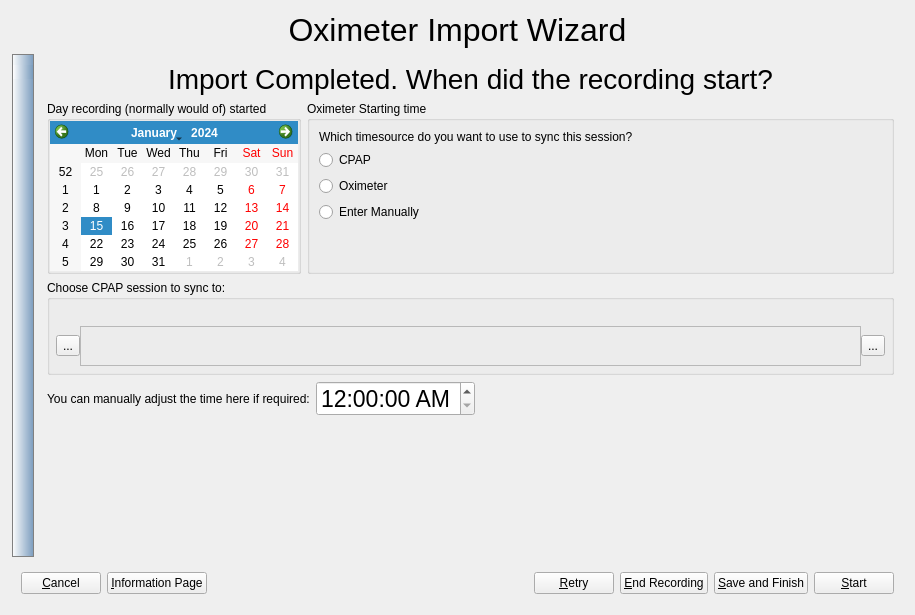
First picture: the form in sleepyhead/oximeterimport.ui, repository sbonaime/sleepyhead-code., before the edit.
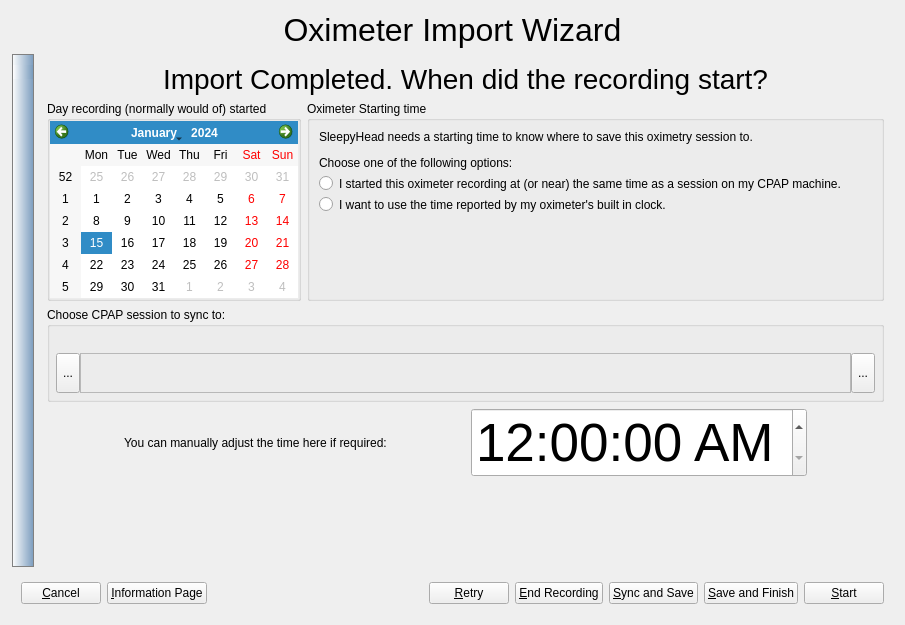
Second picture: the form after the edit. The open tabs and pages were chosen to show the change. Icons and pictures are not drawn.

Commit message: Oximeter sync page UI stuff

```diff
--- a/sleepyhead/oximeterimport.ui
+++ b/sleepyhead/oximeterimport.ui
@@ -6,8 +6,8 @@
    <rect>
     <x>0</x>
     <y>0</y>
-    <width>915</width>
-    <height>615</height>
+    <width>905</width>
+    <height>625</height>
    </rect>
   </property>
   <property name="windowTitle">
@@ -1312,11 +1312,17 @@
            <item>
             <widget class="QGroupBox" name="groupBox_2">
              <property name="sizePolicy">
-              <sizepolicy hsizetype="Minimum" vsizetype="Preferred">
+              <sizepolicy hsizetype="Minimum" vsizetype="Fixed">
                <horstretch>0</horstretch>
                <verstretch>0</verstretch>
               </sizepolicy>
              </property>
+             <property name="minimumSize">
+              <size>
+               <width>0</width>
+               <height>200</height>
+              </size>
+             </property>
              <property name="title">
               <string>Day recording (normally would of) started</string>
              </property>
@@ -1334,7 +1340,14 @@
                <number>0</number>
               </property>
               <item>
-               <widget class="QCalendarWidget" name="calendarWidget"/>
+               <widget class="QCalendarWidget" name="calendarWidget">
+                <property name="sizePolicy">
+                 <sizepolicy hsizetype="Preferred" vsizetype="Preferred">
+                  <horstretch>0</horstretch>
+                  <verstretch>0</verstretch>
+                 </sizepolicy>
+                </property>
+               </widget>
               </item>
              </layout>
             </widget>
@@ -1342,16 +1355,67 @@
            <item>
             <widget class="QGroupBox" name="groupBox_3">
              <property name="sizePolicy">
-              <sizepolicy hsizetype="Expanding" vsizetype="Preferred">
+              <sizepolicy hsizetype="Expanding" vsizetype="Fixed">
                <horstretch>1</horstretch>
                <verstretch>0</verstretch>
               </sizepolicy>
              </property>
+             <property name="minimumSize">
+              <size>
+               <width>0</width>
+               <height>200</height>
+              </size>
+             </property>
              <property name="title">
               <string>Oximeter Starting time</string>
              </property>
-             <layout class="QVBoxLayout" name="verticalLayout_13">
-              <item>
+             <layout class="QGridLayout" name="gridLayout">
+              <item row="2" column="1">
+               <widget class="QLabel" name="labelSyncOximeter">
+                <property name="sizePolicy">
+                 <sizepolicy hsizetype="MinimumExpanding" vsizetype="Preferred">
+                  <horstretch>0</horstretch>
+                  <verstretch>0</verstretch>
+                 </sizepolicy>
+                </property>
+                <property name="text">
+                 <string>I want to use the time reported by my oximeter's built in clock.</string>
+                </property>
+                <property name="wordWrap">
+                 <bool>true</bool>
+                </property>
+               </widget>
+              </item>
+              <item row="1" column="1">
+               <widget class="QLabel" name="labelSyncCPAP">
+                <property name="sizePolicy">
+                 <sizepolicy hsizetype="MinimumExpanding" vsizetype="Preferred">
+                  <horstretch>0</horstretch>
+                  <verstretch>0</verstretch>
+                 </sizepolicy>
+                </property>
+                <property name="text">
+                 <string>I started this oximeter recording at (or near) the same time as a session on my CPAP machine.</string>
+                </property>
+                <property name="wordWrap">
+                 <bool>true</bool>
+                </property>
+               </widget>
+              </item>
+              <item row="1" column="0">
+               <widget class="QRadioButton" name="radioSyncCPAP">
+                <property name="sizePolicy">
+                 <sizepolicy hsizetype="Fixed" vsizetype="Fixed">
+                  <horstretch>0</horstretch>
+                  <verstretch>0</verstretch>
+                 </sizepolicy>
+                </property>
+                <property name="text">
+                 <string/>
+                </property>
+               </widget>
+              </item>
+              <item row="0" column="0" colspan="2">
                <widget class="QLabel" name="label_9">
                 <property name="sizePolicy">
                  <sizepolicy hsizetype="Preferred" vsizetype="Minimum">
@@ -1360,7 +1424,7 @@
                  </sizepolicy>
                 </property>
                 <property name="text">
-                 <string>Which timesource do you want to use to sync this session?</string>
+                 <string>&lt;html&gt;&lt;head/&gt;&lt;body&gt;&lt;p&gt;SleepyHead needs a starting time to know where to save this oximetry session to.&lt;/p&gt;&lt;p&gt;Choose one of the following options:&lt;/p&gt;&lt;/body&gt;&lt;/html&gt;</string>
                 </property>
                 <property name="alignment">
                  <set>Qt::AlignLeading|Qt::AlignLeft|Qt::AlignTop</set>
@@ -1370,28 +1434,7 @@
                 </property>
                </widget>
               </item>
-              <item>
-               <widget class="QRadioButton" name="radioSyncCPAP">
-                <property name="text">
-                 <string>CPAP</string>
-                </property>
-               </widget>
-              </item>
-              <item>
-               <widget class="QRadioButton" name="radioSyncOximeter">
-                <property name="text">
-                 <string>Oximeter</string>
-                </property>
-               </widget>
-              </item>
-              <item>
-               <widget class="QRadioButton" name="radioSyncManually">
-                <property name="text">
-                 <string>Enter Manually</string>
-                </property>
-               </widget>
-              </item>
-              <item>
+              <item row="3" column="1">
                <spacer name="verticalSpacer_4">
                 <property name="orientation">
                  <enum>Qt::Vertical</enum>
@@ -1404,6 +1447,19 @@
                 </property>
                </spacer>
               </item>
+              <item row="2" column="0">
+               <widget class="QRadioButton" name="radioSyncOximeter">
+                <property name="sizePolicy">
+                 <sizepolicy hsizetype="Fixed" vsizetype="Fixed">
+                  <horstretch>0</horstretch>
+                  <verstretch>0</verstretch>
+                 </sizepolicy>
+                </property>
+                <property name="text">
+                 <string/>
+                </property>
+               </widget>
+              </item>
              </layout>
             </widget>
            </item>
@@ -1411,6 +1467,12 @@
          </item>
          <item>
           <widget class="QGroupBox" name="syncCPAPGroup">
+           <property name="sizePolicy">
+            <sizepolicy hsizetype="Preferred" vsizetype="Fixed">
+             <horstretch>0</horstretch>
+             <verstretch>0</verstretch>
+            </sizepolicy>
+           </property>
            <property name="title">
             <string>Choose CPAP session to sync to:</string>
            </property>
@@ -1444,6 +1506,12 @@
               </property>
               <item>
                <widget class="QToolButton" name="sessionBackButton">
+                <property name="sizePolicy">
+                 <sizepolicy hsizetype="Fixed" vsizetype="Expanding">
+                  <horstretch>0</horstretch>
+                  <verstretch>0</verstretch>
+                 </sizepolicy>
+                </property>
                 <property name="text">
                  <string>...</string>
                 </property>
@@ -1461,6 +1529,12 @@
                   <height>40</height>
                  </size>
                 </property>
+                <property name="maximumSize">
+                 <size>
+                  <width>16777215</width>
+                  <height>40</height>
+                 </size>
+                </property>
                 <property name="frameShape">
                  <enum>QFrame::StyledPanel</enum>
                 </property>
@@ -1471,6 +1545,12 @@
               </item>
               <item>
                <widget class="QToolButton" name="sessionForwardButton">
+                <property name="sizePolicy">
+                 <sizepolicy hsizetype="Fixed" vsizetype="Expanding">
+                  <horstretch>0</horstretch>
+                  <verstretch>0</verstretch>
+                 </sizepolicy>
+                </property>
                 <property name="text">
                  <string>...</string>
                 </property>
@@ -1487,27 +1567,68 @@
          </item>
          <item>
           <layout class="QHBoxLayout" name="horizontalLayout_9">
+           <item>
+            <spacer name="horizontalSpacer_5">
+             <property name="orientation">
+              <enum>Qt::Horizontal</enum>
+             </property>
+             <property name="sizeHint" stdset="0">
+              <size>
+               <width>40</width>
+               <height>20</height>
+              </size>
+             </property>
+            </spacer>
+           </item>
            <item>
             <widget class="QLabel" name="label_10">
+             <property name="sizePolicy">
+              <sizepolicy hsizetype="Preferred" vsizetype="Minimum">
+               <horstretch>0</horstretch>
+               <verstretch>0</verstretch>
+              </sizepolicy>
+             </property>
              <property name="text">
               <string>You can manually adjust the time here if required:</string>
              </property>
             </widget>
            </item>
+           <item>
+            <spacer name="horizontalSpacer_6">
+             <property name="orientation">
+              <enum>Qt::Horizontal</enum>
+             </property>
+             <property name="sizeHint" stdset="0">
+              <size>
+               <width>40</width>
+               <height>20</height>
+              </size>
+             </property>
+            </spacer>
+           </item>
            <item>
             <widget class="QDateTimeEdit" name="dateTimeEdit">
+             <property name="sizePolicy">
+              <sizepolicy hsizetype="Minimum" vsizetype="Preferred">
+               <horstretch>0</horstretch>
+               <verstretch>0</verstretch>
+              </sizepolicy>
+             </property>
              <property name="font">
               <font>
-               <pointsize>17</pointsize>
+               <pointsize>40</pointsize>
               </font>
              </property>
+             <property name="buttonSymbols">
+              <enum>QAbstractSpinBox::UpDownArrows</enum>
+             </property>
              <property name="displayFormat">
               <string>hh:mm:ss AP</string>
              </property>
             </widget>
            </item>
            <item>
-            <spacer name="horizontalSpacer_6">
+            <spacer name="horizontalSpacer_4">
              <property name="orientation">
               <enum>Qt::Horizontal</enum>
              </property>
@@ -1526,6 +1647,9 @@
            <property name="orientation">
             <enum>Qt::Vertical</enum>
            </property>
+           <property name="sizeType">
+            <enum>QSizePolicy::Expanding</enum>
+           </property>
            <property name="sizeHint" stdset="0">
             <size>
              <width>20</width>
@@ -1591,7 +1715,14 @@
        </widget>
       </item>
       <item>
-       <widget class="QPushButton" name="syncSaveButton">
+       <widget class="QPushButton" name="syncButton">
+        <property name="text">
+         <string>&amp;Sync and Save</string>
+        </property>
+       </widget>
+      </item>
+      <item>
+       <widget class="QPushButton" name="saveButton">
         <property name="text">
          <string>&amp;Save and Finish</string>
         </property>
```
Left out of the diff: 2 changed lines with no effect on the pictures. The commit also changes 5 other files.
